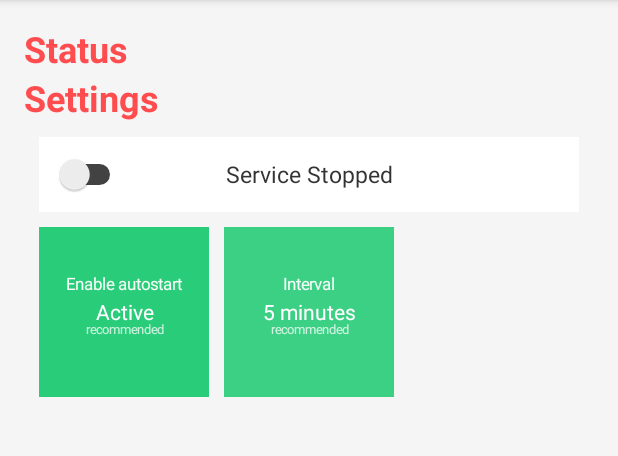
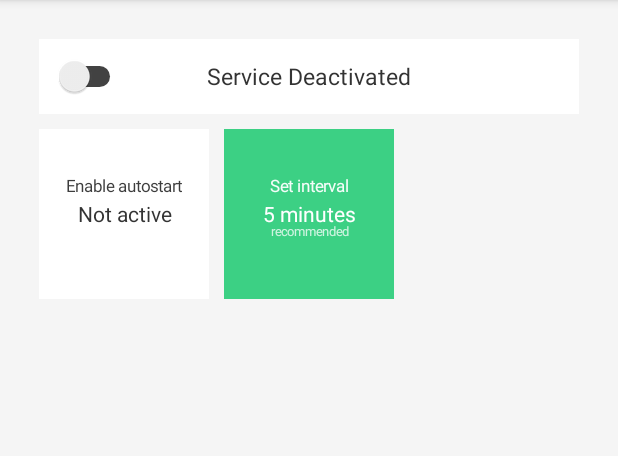
Before and after one commit to intxcc/OwnTrack, an Android app: the screen it shows after launch (MainActivity), on a phone screen of 412 x 824 dp, the part 84-540 px from its top. Run offline under Robolectric (Android 15) with nearby library versions, the phone set to English and light mode, and no system bars; 2 statements that could not run were skipped.

Commit message:
Further cleanup and settings can be saved now. Also the autostart runs properly and respects the configuration whether to autostart or not

```diff
--- a/app/src/main/java/cc/intx/owntrack/Autostart.java
+++ b/app/src/main/java/cc/intx/owntrack/Autostart.java
@@ -3,6 +3,7 @@ package cc.intx.owntrack;
 import android.content.BroadcastReceiver;
 import android.content.Context;
 import android.content.Intent;
+import android.content.SharedPreferences;
 import android.util.Log;
 
 public class Autostart extends BroadcastReceiver {
@@ -12,6 +13,15 @@ public class Autostart extends BroadcastReceiver {
         Log.d(TAG, "Autostart received.");
 
         Intent serviceIntend = new Intent(context, TrackingService.class);
-        context.startService(serviceIntend);
+
+        SharedPreferences preferenceData = context.getSharedPreferences("preferences", Context.MODE_PRIVATE);
+        if (Boolean.parseBoolean(preferenceData.getString("autostart", Boolean.toString(true)))) {
+            Log.d(TAG, "Autostart activated.");
+            context.startService(serviceIntend);
+        } else {
+            Log.d(TAG, "Autostart deactivated.");
+        }
+
+        return;
     }
 }
--- a/app/src/main/java/cc/intx/owntrack/MainActivity.java
+++ b/app/src/main/java/cc/intx/owntrack/MainActivity.java
@@ -139,11 +139,10 @@ public class MainActivity extends AppCompatActivity {
         activeSwitch = (Switch) findViewById(R.id.active_switch);
         Preferences preferences = new Preferences(this, TAG);
 
-        //TODO/////////////////////////////////////////////
+        //Initialize settings
         GridView gridview = (GridView) findViewById(R.id.gridview);
         ArrayList<Preferences.Item> preferenceItems = preferences.getItems();
         gridview.setAdapter(new PreferencesView(this, preferenceItems, TAG, animationInterpolator, fastAnimationSpeed));
-        ////////////////////////////////////////////
 
         //Called when the layout of the view overlay changes
         switchLayoutOverlay.addOnLayoutChangeListener(new View.OnLayoutChangeListener() {
--- a/app/src/main/java/cc/intx/owntrack/Preferences.java
+++ b/app/src/main/java/cc/intx/owntrack/Preferences.java
@@ -3,6 +3,7 @@ package cc.intx.owntrack;
 import android.content.Context;
 import android.content.SharedPreferences;
 import android.os.Build;
+import android.util.Log;
 
 import java.util.ArrayList;
 
@@ -40,7 +41,7 @@ public class Preferences {
             this.dataType = dataType;
             this.possibleValues = possibleValues;
             this.defaultValue = defaultValue;
-            this.isCustomizable = isCustomizable;
+            this.isCustomizable = isCustomizable;//TODO Implement custom integer settings
             this.currentValue = preferenceData.getString(this.key, this.possibleValues.get(this.defaultValue));
             this.descriptionTop = descriptionTop;
             this.descriptionBottom = descriptionBottom;
@@ -49,6 +50,16 @@ public class Preferences {
             this.textColor = textColor;
             this.activeBackgroundColor = activeBackgroundColor;
             this.activeTextColor = activeTextColor;
+        }
+
+        public boolean save(String value) {
+            SharedPreferences.Editor editor = preferenceData.edit();
+            editor.putString(this.key, value);
+            Boolean commited = editor.commit();
+            if (!commited) {
+                Log.d(TAG, "Couldn't save settings.");
+            }
+            return commited;
         }
 
         public ArrayList<String> getPossibleValues() {
@@ -98,6 +109,10 @@ public class Preferences {
         public String getDescriptionBottom() {
             return descriptionBottom;
         }
+
+        public String getKey() {
+            return key;
+        }
     }
 
     private int getColor(int color) {
@@ -121,7 +136,7 @@ public class Preferences {
         possibleValues = new ArrayList<>();
         possibleValues.add(0, "Not active");
         possibleValues.add(1, "Active");//default
-        newItem = new Item("autostart", Boolean.TYPE.toString(), possibleValues, 1, false, "Enable autostart", "", "",
+        newItem = new Item("autostart", Boolean.TYPE.toString(), possibleValues, 1, false, "Enable autostart", "Service will restart after reboot", "",
                            getColor(R.color.settingsflipper_bg), getColor(R.color.settingsflipper), getColor(R.color.active_green), getColor(R.color.settingsflipper_bg));
         preferenceItems.add(newItem);
 
@@ -133,7 +148,7 @@ public class Preferences {
         possibleValues.add("30");
         possibleValues.add("45");
         possibleValues.add("60");
-        newItem = new Item("interval", Integer.TYPE.toString(), possibleValues, possibleValues.indexOf("5"), true, "Interval", "Time between localisation attempts",
+        newItem = new Item("interval", Integer.TYPE.toString(), possibleValues, possibleValues.indexOf("5"), true, "Set interval", "Time between localisation attempts",
                            " minutes",getColor(R.color.settingsflipper_bg), getColor(R.color.settingsflipper), getColor(R.color.active_green), getColor(R.color.settingsflipper_bg));
         preferenceItems.add(newItem);
     }
--- a/app/src/main/java/cc/intx/owntrack/PreferencesView.java
+++ b/app/src/main/java/cc/intx/owntrack/PreferencesView.java
@@ -3,7 +3,6 @@ package cc.intx.owntrack;
 import android.animation.TimeInterpolator;
 import android.content.Context;
 import android.graphics.Color;
-import android.util.Log;
 import android.util.TypedValue;
 import android.view.Gravity;
 import android.view.MotionEvent;
@@ -117,9 +116,9 @@ public class PreferencesView extends ArrayAdapter<Preferences.Item> {
 
                 recommendedSettingLabel.setPadding(0, v.getBaseline() + 20, 0, 0);
 
-                footerLabel.setPadding(0, v.getBaseline() + 40, 0, 0);
+                footerLabel.setPadding(20, v.getBaseline() + 40, 20, 0);
                 footerLabel.setText(preferenceItem.getDescriptionBottom());
-                footerLabel.setAlpha(0.9f);
+                footerLabel.setAlpha(0.95f);
                 footerLabel.animate().y(100).setDuration(fastAnimationSpeed * 2);
 
                 headerLabel.setPadding(0, 45, 0, 0);
@@ -137,10 +136,21 @@ public class PreferencesView extends ArrayAdapter<Preferences.Item> {
                     recommendedSettingLabel.animate().setDuration(fastAnimationSpeed).setInterpolator(timeInterpolator).alpha(0f).y(20);
                 }
             }
+
+            if (preferenceItem.getDataType().equals(Boolean.TYPE.toString())) {
+                Boolean b = ((Integer) viewFlipper.getChildAt(viewFlipper.getDisplayedChild()).getTag()) == 1;
+                preferenceItem.save(b.toString());
+            } else {
+                preferenceItem.save(preferenceItem.getPossibleValues().get(viewFlipper.getDisplayedChild()));
+            }
         }
 
         private void loadCurrentSettings() {
-            viewFlipper.setDisplayedChild(preferenceItem.getPossibleValues().indexOf(preferenceItem.getCurrentValue()));
+            if (preferenceItem.getDataType().equals(Boolean.TYPE.toString())) {
+                viewFlipper.setDisplayedChild(preferenceItem.getCurrentValue().equals(Boolean.toString(true)) ? 1 : 0);
+            } else {
+                viewFlipper.setDisplayedChild(preferenceItem.getPossibleValues().indexOf(preferenceItem.getCurrentValue()));
+            }
         }
 
         private void loadPossibleValues() {
--- a/app/src/main/res/layout/content_main.xml
+++ b/app/src/main/res/layout/content_main.xml
@@ -13,35 +13,8 @@
     tools:context="cc.intx.owntrack.MainActivity"
     tools:showIn="@layout/activity_main">
 
-    <TextView
-        android:layout_width="wrap_content"
-        android:layout_height="wrap_content"
-        android:textAppearance="?android:attr/textAppearanceLarge"
-        android:text="@string/status_hl_text"
-        android:id="@+id/statusHl"
-        android:layout_alignParentTop="true"
-        android:layout_alignParentLeft="true"
-        android:layout_alignParentStart="true"
-        style="@style/Base.TextAppearance.AppCompat.Headline"
-        android:textStyle="bold"
-        android:textColor="@color/hl_color" />
-
-    <TextView
-        android:layout_width="wrap_content"
-        android:layout_height="wrap_content"
-        android:textAppearance="?android:attr/textAppearanceLarge"
-        android:text="@string/settings_hl_text"
-        android:id="@+id/settingsHl"
-        style="@style/Base.TextAppearance.AppCompat.Headline"
-        android:layout_below="@+id/statusHl"
-        android:layout_alignParentLeft="true"
-        android:layout_alignParentStart="true"
-        android:textStyle="bold"
-        android:textColor="@color/hl_color" />
-
     <LinearLayout
         android:orientation="vertical"
-        android:layout_below="@+id/settingsHl"
         android:layout_width="match_parent"
         android:layout_height="wrap_content"
         android:layout_alignParentLeft="true"
--- a/app/src/main/res/values/strings.xml
+++ b/app/src/main/res/values/strings.xml
@@ -3,7 +3,7 @@
     <string name="settings_hl_text">Settings</string>
     <string name="status_hl_text">Status</string>
 
-    <string name="active_switch_text_default">Service Stopped</string>
+    <string name="active_switch_text_default">Service Deactivated</string>
     <string name="active_switch_text_waiting">Waiting for Service</string>
     <string name="active_switch_text_started">Service Running</string>
 
```
